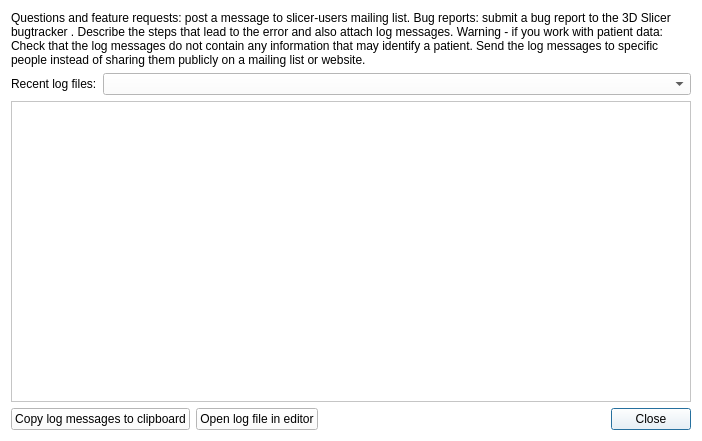
This is Applications/SlicerApp/Resources/UI/qSlicerAppErrorReportDialog.ui in Slicer/SlicerGitSVNArchive as Qt 5 draws it before an edit. The edited form follows.
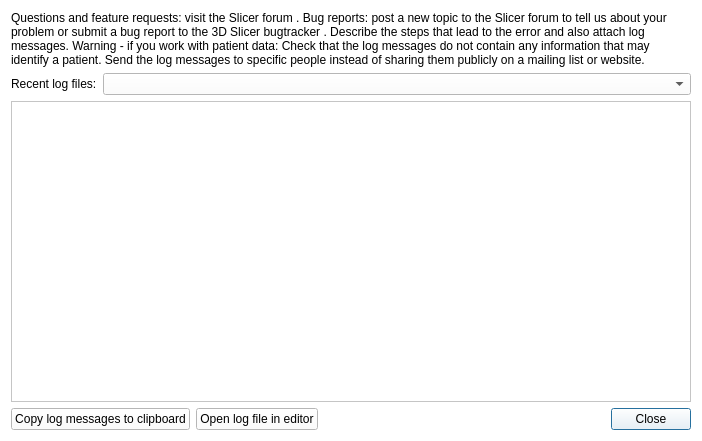
This is the edited form. Custom widgets are drawn as their Qt base class.

Commit message:
ENH: Updated error report dialog with Slicer forum links
slicer-users mailing list link is replaced by Slicer forum link.

Bug report link pre-populates submission form with operating system and Slicer version.

The edit to the form file:
```diff
--- a/Applications/SlicerApp/Resources/UI/qSlicerAppErrorReportDialog.ui
+++ b/Applications/SlicerApp/Resources/UI/qSlicerAppErrorReportDialog.ui
@@ -441,7 +441,7 @@
    <item row="0" column="0" colspan="2">
     <widget class="QLabel" name="InstructionsLabel">
      <property name="text">
-      <string>&lt;html&gt;&lt;head/&gt;&lt;body&gt;&lt;p&gt;&lt;span style=&quot; font-weight:600;&quot;&gt;Questions and feature requests:&lt;/span&gt; post a message to &lt;a href=&quot;http://massmail.bwh.harvard.edu/mailman/listinfo/slicer-users&quot;&gt;&lt;span style=&quot; text-decoration: underline; color:#0000ff;&quot;&gt;slicer-users&lt;/span&gt;&lt;/a&gt; mailing list.&lt;/p&gt;&lt;p&gt;&lt;span style=&quot; font-weight:600;&quot;&gt;Bug reports: &lt;/span&gt;submit a bug report to the &lt;a href=&quot;http://www.na-mic.org/Bug/my_view_page.php&quot;&gt;&lt;span style=&quot; text-decoration: underline; color:#0000ff;&quot;&gt;3D Slicer bugtracker&lt;/span&gt;&lt;/a&gt;. Describe the steps that lead to the error and also attach log messages.&lt;/p&gt;&lt;p&gt;&lt;span style=&quot; font-weight:600;&quot;&gt;Warning - if you work with patient data:&lt;/span&gt; Check that the log messages do not contain any information that may identify a patient. Send the log messages to specific people instead of sharing them publicly on a mailing list or website.&lt;/p&gt;&lt;/body&gt;&lt;/html&gt;</string>
+      <string>&lt;html&gt;&lt;head/&gt;&lt;body&gt;&lt;p&gt;&lt;span style=&quot; font-weight:600;&quot;&gt;Questions and feature requests:&lt;/span&gt; visit the &lt;a href=&quot;https://discourse.slicer.org&quot;&gt;&lt;span style=&quot; text-decoration: underline; color:#0000ff;&quot;&gt;Slicer forum&lt;/span&gt;&lt;/a&gt;.&lt;/p&gt;&lt;p&gt;&lt;span style=&quot; font-weight:600;&quot;&gt;Bug reports: &lt;/span&gt;&lt;a href=&quot;https://discourse.slicer.org/new-topic?body=Platform:%20[platform]%0AApplication%20version:%20[appversion]%0A%0AExpected%20behavior:%20...%0A%0AActual%20behavior:%20...&amp;amp;category=support&quot;&gt;&lt;span style=&quot; text-decoration: underline; color:#0000ff;&quot;&gt;post a new topic to the Slicer forum&lt;/span&gt;&lt;/a&gt; to tell us about your problem or submit a bug report to the &lt;a href=&quot;http://www.na-mic.org/Bug/my_view_page.php&quot;&gt;&lt;span style=&quot; text-decoration: underline; color:#0000ff;&quot;&gt;3D Slicer bugtracker&lt;/span&gt;&lt;/a&gt;. Describe the steps that lead to the error and also attach log messages.&lt;/p&gt;&lt;p&gt;&lt;span style=&quot; font-weight:600;&quot;&gt;Warning - if you work with patient data:&lt;/span&gt; Check that the log messages do not contain any information that may identify a patient. Send the log messages to specific people instead of sharing them publicly on a mailing list or website.&lt;/p&gt;&lt;/body&gt;&lt;/html&gt;</string>
      </property>
      <property name="textFormat">
       <enum>Qt::RichText</enum>
```
The commit also changes 1 other file.
